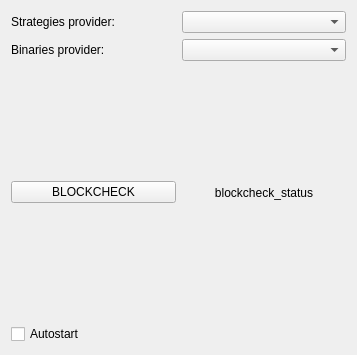
Before: the Qt Designer form ui/forms/SettingsWidget.ui in pandazz77/zapret-gui, drawn with Qt 5.
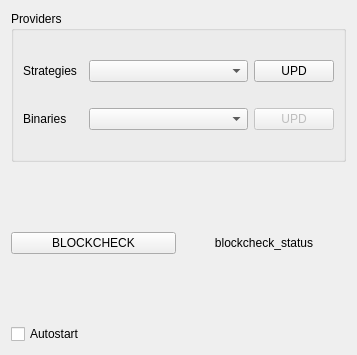
After: the same form once the commit is applied.

```diff
--- a/ui/forms/SettingsWidget.ui
+++ b/ui/forms/SettingsWidget.ui
@@ -15,6 +15,13 @@
   </property>
   <layout class="QGridLayout" name="gridLayout">
    <item row="2" column="0">
+    <widget class="QCheckBox" name="autostartCheck">
+     <property name="text">
+      <string>Autostart</string>
+     </property>
+    </widget>
+   </item>
+   <item row="1" column="0">
     <layout class="QHBoxLayout" name="horizontalLayout_3">
      <item>
       <widget class="QPushButton" name="blockcheckBtn">
@@ -41,39 +48,108 @@
      </item>
     </layout>
    </item>
-   <item row="1" column="0">
-    <layout class="QHBoxLayout" name="horizontalLayout">
-     <item>
-      <widget class="QLabel" name="label_2">
-       <property name="text">
-        <string>Binaries provider:</string>
-       </property>
-      </widget>
-     </item>
-     <item>
-      <widget class="QComboBox" name="binsCombo"/>
-     </item>
-    </layout>
-   </item>
    <item row="0" column="0">
-    <layout class="QHBoxLayout" name="horizontalLayout_2">
-     <item>
-      <widget class="QLabel" name="label_3">
-       <property name="text">
-        <string>Strategies provider:</string>
-       </property>
-      </widget>
-     </item>
-     <item>
-      <widget class="QComboBox" name="strategiesCombo"/>
-     </item>
-    </layout>
-   </item>
-   <item row="3" column="0">
-    <widget class="QCheckBox" name="autostartCheck">
-     <property name="text">
-      <string>Autostart</string>
+    <widget class="QGroupBox" name="groupBox">
+     <property name="title">
+      <string>Providers</string>
      </property>
+     <layout class="QVBoxLayout" name="verticalLayout">
+      <item>
+       <layout class="QHBoxLayout" name="horizontalLayout_2">
+        <item>
+         <widget class="QLabel" name="label_3">
+          <property name="sizePolicy">
+           <sizepolicy hsizetype="Fixed" vsizetype="Preferred">
+            <horstretch>0</horstretch>
+            <verstretch>0</verstretch>
+           </sizepolicy>
+          </property>
+          <property name="minimumSize">
+           <size>
+            <width>60</width>
+            <height>0</height>
+           </size>
+          </property>
+          <property name="text">
+           <string>Strategies</string>
+          </property>
+         </widget>
+        </item>
+        <item>
+         <widget class="QComboBox" name="strategiesCombo">
+          <property name="sizePolicy">
+           <sizepolicy hsizetype="Expanding" vsizetype="Fixed">
+            <horstretch>0</horstretch>
+            <verstretch>0</verstretch>
+           </sizepolicy>
+          </property>
+         </widget>
+        </item>
+        <item>
+         <widget class="QPushButton" name="strategyUpdBtn">
+          <property name="sizePolicy">
+           <sizepolicy hsizetype="Maximum" vsizetype="Fixed">
+            <horstretch>0</horstretch>
+            <verstretch>0</verstretch>
+           </sizepolicy>
+          </property>
+          <property name="text">
+           <string>UPD</string>
+          </property>
+         </widget>
+        </item>
+       </layout>
+      </item>
+      <item>
+       <layout class="QHBoxLayout" name="horizontalLayout">
+        <item>
+         <widget class="QLabel" name="label_2">
+          <property name="sizePolicy">
+           <sizepolicy hsizetype="Fixed" vsizetype="Preferred">
+            <horstretch>0</horstretch>
+            <verstretch>0</verstretch>
+           </sizepolicy>
+          </property>
+          <property name="minimumSize">
+           <size>
+            <width>60</width>
+            <height>0</height>
+           </size>
+          </property>
+          <property name="text">
+           <string>Binaries</string>
+          </property>
+         </widget>
+        </item>
+        <item>
+         <widget class="QComboBox" name="binsCombo">
+          <property name="sizePolicy">
+           <sizepolicy hsizetype="Expanding" vsizetype="Fixed">
+            <horstretch>0</horstretch>
+            <verstretch>0</verstretch>
+           </sizepolicy>
+          </property>
+         </widget>
+        </item>
+        <item>
+         <widget class="QPushButton" name="binsUpdBtn">
+          <property name="enabled">
+           <bool>false</bool>
+          </property>
+          <property name="sizePolicy">
+           <sizepolicy hsizetype="Maximum" vsizetype="Fixed">
+            <horstretch>0</horstretch>
+            <verstretch>0</verstretch>
+           </sizepolicy>
+          </property>
+          <property name="text">
+           <string>UPD</string>
+          </property>
+         </widget>
+        </item>
+       </layout>
+      </item>
+     </layout>
     </widget>
    </item>
   </layout>
```
